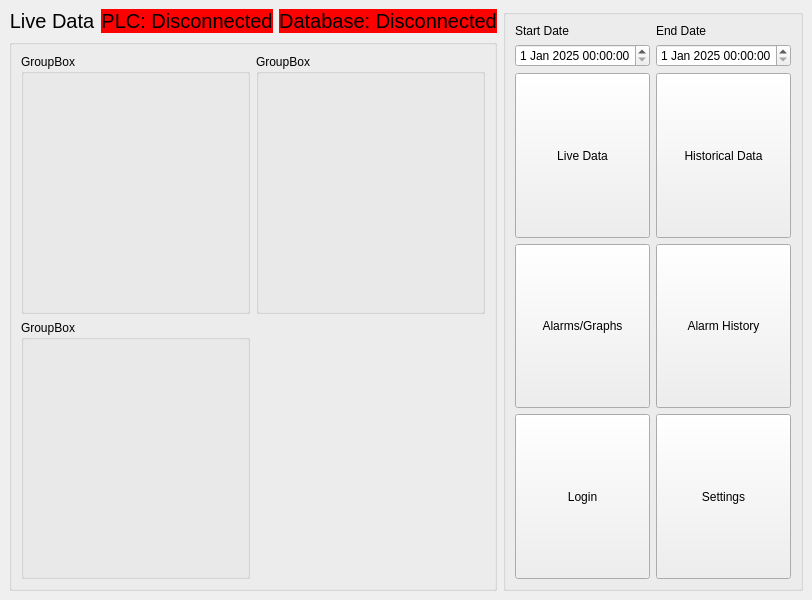
Before: the Qt Designer form main2.ui in janFiedler1/python-PLC-interface, drawn with Qt 5.
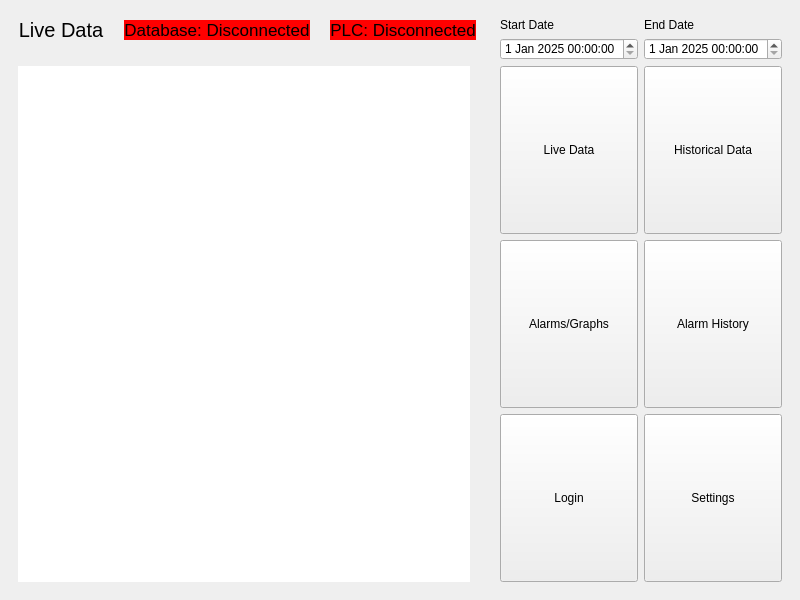
After: the same form once the commit is applied.

Patch:
```diff
--- a/main2.ui
+++ b/main2.ui
@@ -15,79 +15,7 @@
   </property>
   <widget class="QWidget" name="centralwidget">
    <layout class="QGridLayout" name="gridLayout_2">
-    <item row="0" column="0">
-     <widget class="QLabel" name="label_13">
-      <property name="sizePolicy">
-       <sizepolicy hsizetype="Fixed" vsizetype="Fixed">
-        <horstretch>0</horstretch>
-        <verstretch>0</verstretch>
-       </sizepolicy>
-      </property>
-      <property name="font">
-       <font>
-        <pointsize>15</pointsize>
-       </font>
-      </property>
-      <property name="text">
-       <string>Live Data</string>
-      </property>
-      <property name="alignment">
-       <set>Qt::AlignmentFlag::AlignCenter</set>
-      </property>
-     </widget>
-    </item>
-    <item row="0" column="1">
-     <widget class="QLabel" name="label_14">
-      <property name="sizePolicy">
-       <sizepolicy hsizetype="Preferred" vsizetype="Fixed">
-        <horstretch>0</horstretch>
-        <verstretch>0</verstretch>
-       </sizepolicy>
-      </property>
-      <property name="font">
-       <font>
-        <pointsize>15</pointsize>
-       </font>
-      </property>
-      <property name="styleSheet">
-       <string notr="true">background-color: red;</string>
-      </property>
-      <property name="text">
-       <string>PLC: Disconnected</string>
-      </property>
-      <property name="alignment">
-       <set>Qt::AlignmentFlag::AlignCenter</set>
-      </property>
-     </widget>
-    </item>
-    <item row="0" column="2">
-     <widget class="QLabel" name="label_15">
-      <property name="sizePolicy">
-       <sizepolicy hsizetype="Preferred" vsizetype="Fixed">
-        <horstretch>0</horstretch>
-        <verstretch>0</verstretch>
-       </sizepolicy>
-      </property>
-      <property name="font">
-       <font>
-        <pointsize>15</pointsize>
-       </font>
-      </property>
-      <property name="styleSheet">
-       <string notr="true">background-color: red;</string>
-      </property>
-      <property name="lineWidth">
-       <number>0</number>
-      </property>
-      <property name="text">
-       <string>Database: Disconnected</string>
-      </property>
-      <property name="alignment">
-       <set>Qt::AlignmentFlag::AlignCenter</set>
-      </property>
-     </widget>
-    </item>
-    <item row="0" column="3" rowspan="2">
+    <item row="0" column="2" rowspan="3">
      <widget class="QGroupBox" name="controls_box">
       <property name="sizePolicy">
        <sizepolicy hsizetype="Fixed" vsizetype="Preferred">
@@ -107,6 +35,9 @@
         <height>16777215</height>
        </size>
       </property>
+      <property name="styleSheet">
+       <string notr="true">QGroupBox{border:0}</string>
+      </property>
       <property name="title">
        <string/>
       </property>
@@ -246,30 +177,131 @@
       </layout>
      </widget>
     </item>
-    <item row="1" column="0" colspan="3">
+    <item row="1" column="0" rowspan="2">
      <widget class="QGroupBox" name="graph_box">
+      <property name="styleSheet">
+       <string notr="true">border:0</string>
+      </property>
       <property name="title">
        <string/>
       </property>
       <layout class="QGridLayout" name="gridLayout">
-       <item row="0" column="0">
-        <widget class="QGroupBox" name="empty_widget_1">
-         <property name="title">
-          <string>GroupBox</string>
-         </property>
-        </widget>
-       </item>
        <item row="0" column="1">
-        <widget class="QGroupBox" name="empty_widget_2">
-         <property name="title">
-          <string>GroupBox</string>
+        <widget class="QGraphicsView" name="empty_widget_1"/>
+       </item>
+      </layout>
+     </widget>
+    </item>
+    <item row="0" column="0" colspan="2">
+     <widget class="QGroupBox" name="groupBox">
+      <property name="sizePolicy">
+       <sizepolicy hsizetype="Preferred" vsizetype="Fixed">
+        <horstretch>0</horstretch>
+        <verstretch>0</verstretch>
+       </sizepolicy>
+      </property>
+      <property name="styleSheet">
+       <string notr="true">QGroupBox{border:0}</string>
+      </property>
+      <property name="title">
+       <string/>
+      </property>
+      <layout class="QHBoxLayout" name="horizontalLayout">
+       <item>
+        <widget class="QLabel" name="label_13">
+         <property name="sizePolicy">
+          <sizepolicy hsizetype="Fixed" vsizetype="Fixed">
+           <horstretch>0</horstretch>
+           <verstretch>0</verstretch>
+          </sizepolicy>
          </property>
+         <property name="font">
+          <font>
+           <pointsize>15</pointsize>
+          </font>
+         </property>
+         <property name="text">
+          <string>Live Data</string>
+         </property>
+         <property name="alignment">
+          <set>Qt::AlignmentFlag::AlignCenter</set>
+         </property>
         </widget>
        </item>
-       <item row="1" column="0">
-        <widget class="QGroupBox" name="empty_widget_3">
-         <property name="title">
-          <string>GroupBox</string>
+       <item>
+        <spacer name="horizontalSpacer">
+         <property name="orientation">
+          <enum>Qt::Orientation::Horizontal</enum>
+         </property>
+         <property name="sizeHint" stdset="0">
+          <size>
+           <width>40</width>
+           <height>20</height>
+          </size>
+         </property>
+        </spacer>
+       </item>
+       <item>
+        <widget class="QLabel" name="label_15">
+         <property name="sizePolicy">
+          <sizepolicy hsizetype="Preferred" vsizetype="Fixed">
+           <horstretch>0</horstretch>
+           <verstretch>0</verstretch>
+          </sizepolicy>
+         </property>
+         <property name="font">
+          <font>
+           <pointsize>13</pointsize>
+          </font>
+         </property>
+         <property name="styleSheet">
+          <string notr="true">background-color: red;</string>
+         </property>
+         <property name="lineWidth">
+          <number>0</number>
+         </property>
+         <property name="text">
+          <string>Database: Disconnected</string>
+         </property>
+         <property name="alignment">
+          <set>Qt::AlignmentFlag::AlignCenter</set>
+         </property>
+        </widget>
+       </item>
+       <item>
+        <spacer name="horizontalSpacer_2">
+         <property name="orientation">
+          <enum>Qt::Orientation::Horizontal</enum>
+         </property>
+         <property name="sizeHint" stdset="0">
+          <size>
+           <width>40</width>
+           <height>20</height>
+          </size>
+         </property>
+        </spacer>
+       </item>
+       <item>
+        <widget class="QLabel" name="label_14">
+         <property name="sizePolicy">
+          <sizepolicy hsizetype="Preferred" vsizetype="Fixed">
+           <horstretch>0</horstretch>
+           <verstretch>0</verstretch>
+          </sizepolicy>
+         </property>
+         <property name="font">
+          <font>
+           <pointsize>13</pointsize>
+          </font>
+         </property>
+         <property name="styleSheet">
+          <string notr="true">background-color: red;</string>
+         </property>
+         <property name="text">
+          <string>PLC: Disconnected</string>
+         </property>
+         <property name="alignment">
+          <set>Qt::AlignmentFlag::AlignCenter</set>
          </property>
         </widget>
        </item>
```
